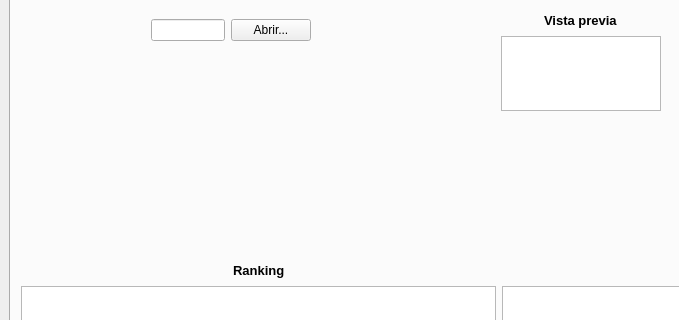
Above: window.ui from pablopascu99/practicaSSII before the change; both pictures show x 0 to 679 and y 125 to 445 of the 1000 by 700 pixel window. Below: the same form after it.
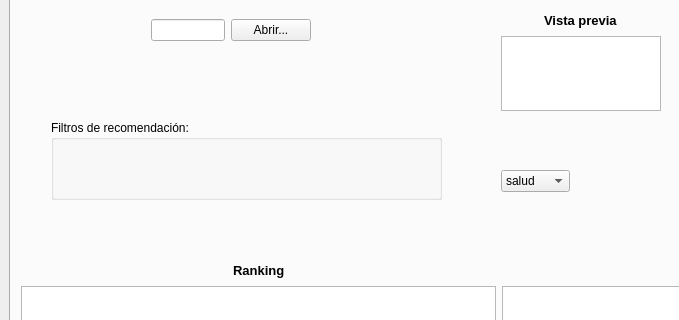
That is the form after the change. The open tabs and pages were chosen to show the change.

Diff of the .ui file:
```diff
--- a/window.ui
+++ b/window.ui
@@ -720,6 +720,44 @@
          </item>
         </layout>
        </widget>
+       <widget class="QComboBox" name="comboBox_3">
+        <property name="geometry">
+         <rect>
+          <x>490</x>
+          <y>260</y>
+          <width>69</width>
+          <height>22</height>
+         </rect>
+        </property>
+        <item>
+         <property name="text">
+          <string>salud</string>
+         </property>
+        </item>
+        <item>
+         <property name="text">
+          <string>tecnologia</string>
+         </property>
+        </item>
+        <item>
+         <property name="text">
+          <string>ciencia</string>
+         </property>
+        </item>
+       </widget>
+       <widget class="QGroupBox" name="groupBox_3">
+        <property name="geometry">
+         <rect>
+          <x>40</x>
+          <y>210</y>
+          <width>391</width>
+          <height>80</height>
+         </rect>
+        </property>
+        <property name="title">
+         <string>Filtros de recomendación:</string>
+        </property>
+       </widget>
       </widget>
      </widget>
     </item>
```
Left out of the diff: 18 changed lines with no effect on the pictures.
